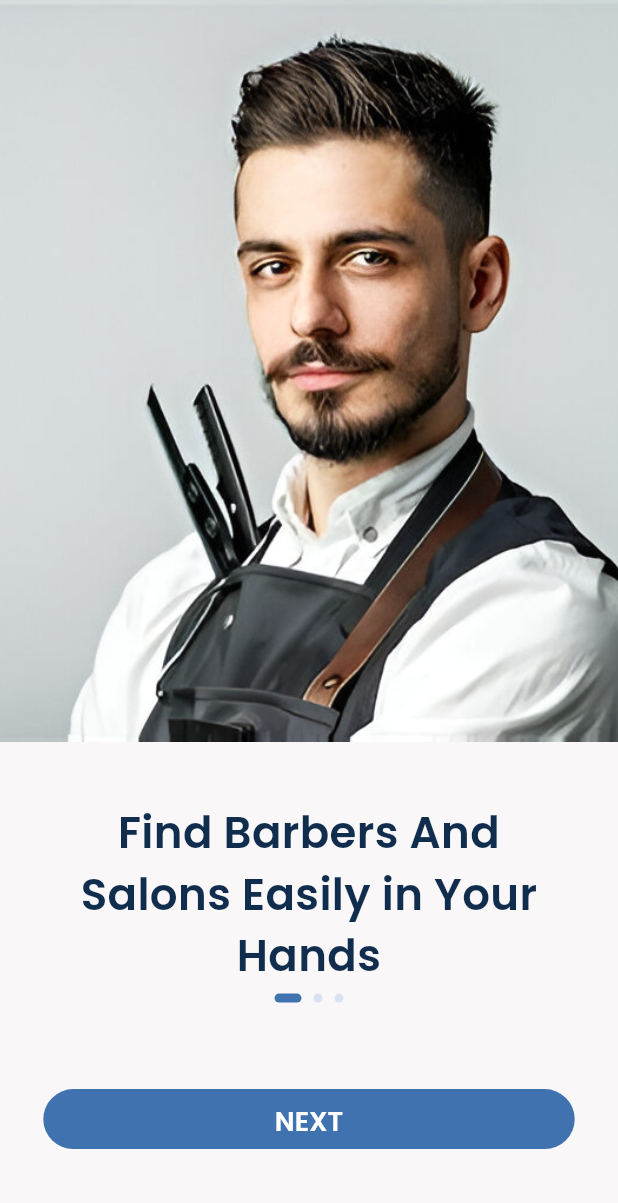
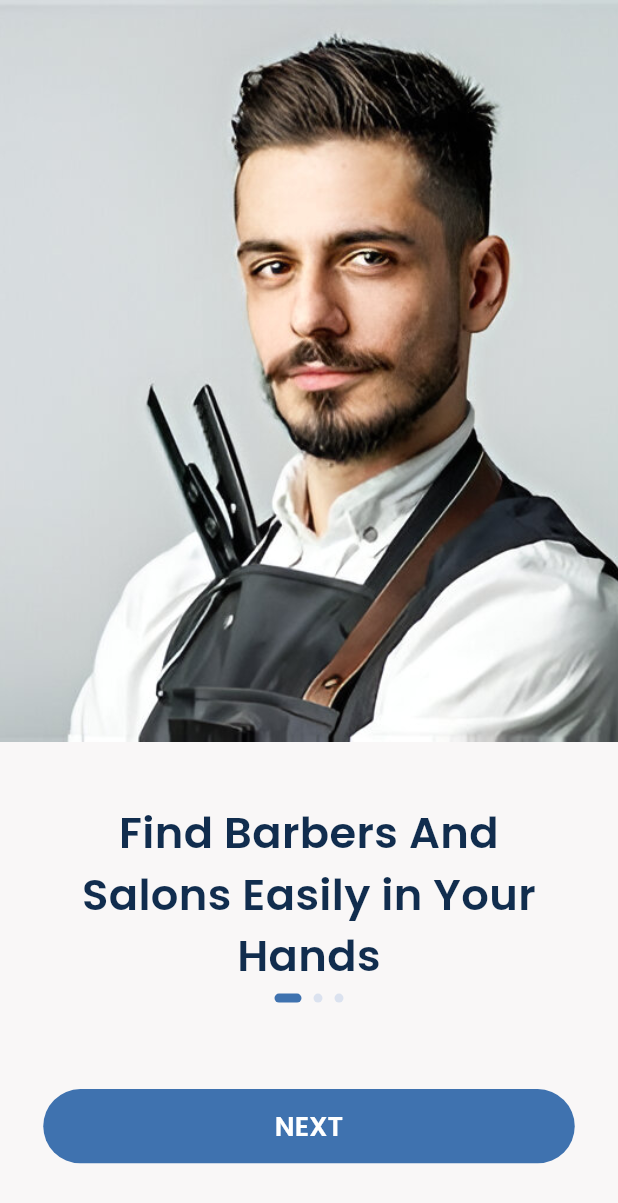
Before and after one commit to neeraja-pradeep/nexoSalonix_demo, a Flutter app: the screen it shows after launch, on a phone screen of 412 x 824 dp. Shown: the top 1203 px of the screen. Run offline on Flutter 3.47's test engine with Material 3 defaults, Android fonts, the phone set to English and light mode, and no system bars; drawn by our look-alikes of auto_size_text, smooth_page_indicator; our stand-ins replace flutter_riverpod, lucide_icons.

Commit message:
Scale slider screen action button and text

```diff
--- a/lib/screens/slider_screen.dart
+++ b/lib/screens/slider_screen.dart
@@ -62,10 +62,11 @@ class _SliderScreenState extends ConsumerState<SliderScreen> {
     );
   }
 
-  Widget _buildActionButton() {
+  Widget _buildActionButton(BuildContext context) {
+    final buttonHeight = Responsive.screenHeight(context) * 0.06;
     return Container(
       width: double.infinity,
-      height: 40,
+      height: buttonHeight,
       decoration: BoxDecoration(
         color: const Color(0xFF3F72AF),
         borderRadius: BorderRadius.circular(40),
@@ -94,6 +95,7 @@ class _SliderScreenState extends ConsumerState<SliderScreen> {
   Widget build(BuildContext context) {
     final screenHeight = Responsive.screenHeight(context);
     final screenWidth = Responsive.screenWidth(context);
+    final textScale = MediaQuery.of(context).textScaleFactor;
 
     return Scaffold(
       backgroundColor: const Color(0xFFF9F7F7),
@@ -130,8 +132,8 @@ class _SliderScreenState extends ConsumerState<SliderScreen> {
                   _slideTexts[_currentPage],
                   textAlign: TextAlign.center,
                   maxLines: 3,
-                  minFontSize: 29,
-                  maxFontSize: 50,
+                  minFontSize: screenHeight * 0.035 * textScale,
+                  maxFontSize: screenHeight * 0.06 * textScale,
                   style: TextStyle(
                     color: const Color(0xFF112D4E),
                     fontFamily: 'Poppins',
@@ -149,7 +151,7 @@ class _SliderScreenState extends ConsumerState<SliderScreen> {
                 ), // spacing between dots and button
                 Padding(
                   padding:  EdgeInsets.symmetric(horizontal: screenWidth * .07),
-                  child: _buildActionButton(),
+                  child: _buildActionButton(context),
                 ),
                 const SizedBox(height: 24), // bottom padding
               ],
```
